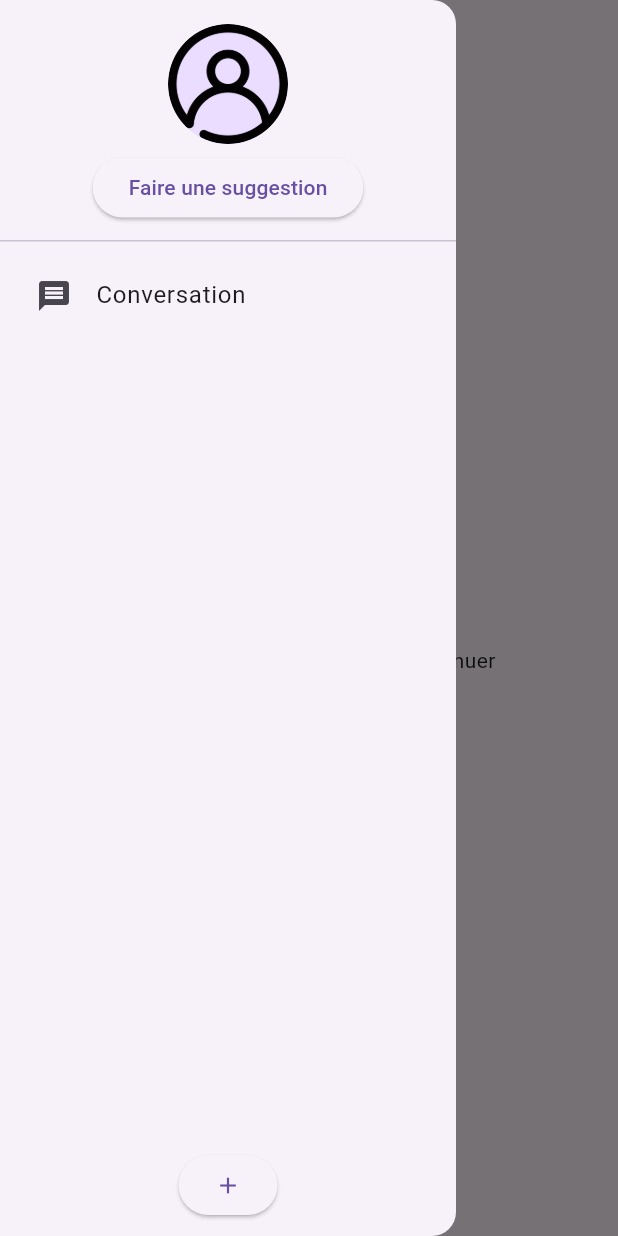
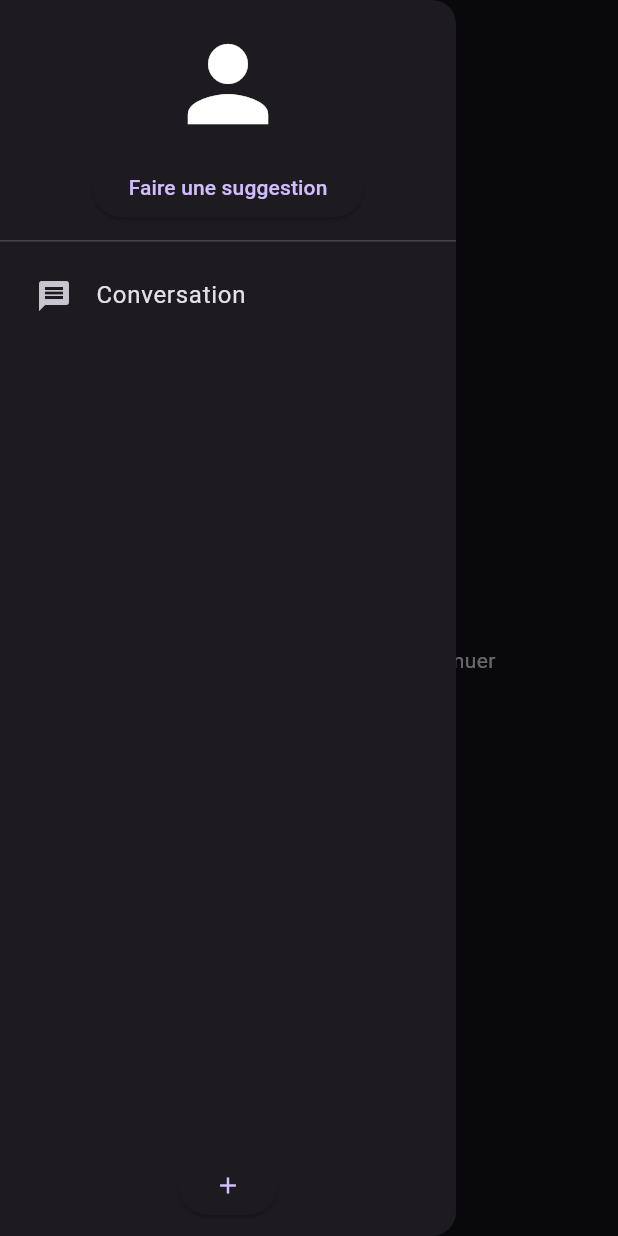
Before and after one commit to LiamBou/projet_info_s8_gpt, a Flutter app: the screen it shows after launch, with the side drawer open, on a phone screen of 412 x 824 dp. Run offline on Flutter 3.47's test engine with Material 3 defaults, Android fonts, the phone set to English and light mode, and no system bars; our stand-ins replace loading_animation_widget, sqflite; accounts and stored records are empty.

Commit message:
First version of dark mode
no switch button yet

```diff
--- a/lib/main.dart
+++ b/lib/main.dart
@@ -27,6 +27,12 @@ class MyApp extends StatelessWidget {
         primarySwatch: Colors.blue,
         useMaterial3: true,
       ),
+      darkTheme: ThemeData(
+        primarySwatch: Colors.blue,
+        useMaterial3: true,
+        brightness: Brightness.dark,
+      ),
+      themeMode: ThemeMode.dark,
       home: const MyHomePage(title: 'GPT App'),
     );
   }
--- a/lib/views/drawer_widget.dart
+++ b/lib/views/drawer_widget.dart
@@ -42,10 +42,7 @@ class _CustomDrawerState extends State<CustomDrawer> {
                 DrawerHeader(
                   child: Column(
                     children: [
-                      const CircleAvatar(
-                        backgroundImage: AssetImage('assets/user_profile.png'),
-                        radius: 40,
-                      ),
+                      const Icon(Icons.person, size: 80),
                       Container(
                         margin: const EdgeInsets.only(top: 5),
                         child: ElevatedButton(
@@ -126,7 +123,10 @@ class _CustomDrawerState extends State<CustomDrawer> {
                       title: Text(conversations[i].name),
                       selected: conversationSelected &&
                           conversations[i].id == selectedConversation.id,
-                      selectedTileColor: Colors.blue[100],
+                      selectedTileColor:
+                          Theme.of(context).brightness == Brightness.dark
+                              ? Colors.blueGrey
+                              : Colors.blue[100],
                       onTap: () {
                         context
                             .read<ConversationProvider>()
--- a/pubspec.yaml
+++ b/pubspec.yaml
@@ -41,6 +41,7 @@ dependencies:
   provider: ^6.1.2
   collection: ^1.18.0
   http: ^1.2.1
+  adaptive_theme: ^3.6.0
 
 dev_dependencies:
   flutter_test:
```
Also changed, not shown: lib/views/chat_bubble_widget.dart (+11 -11 lines), assets/universite-evry.png (added), pubspec.lock, 5 other files.
